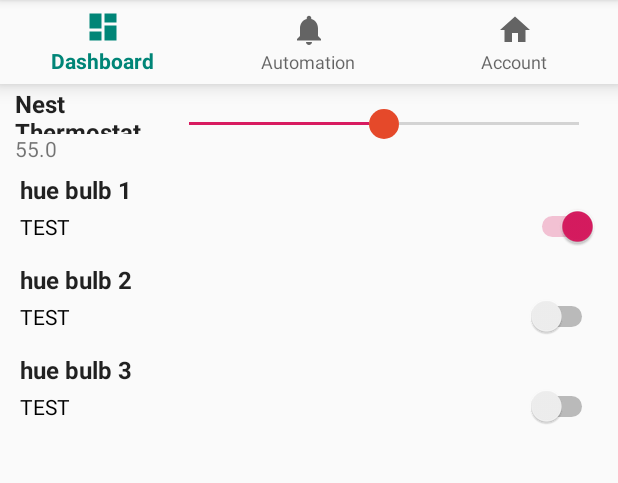
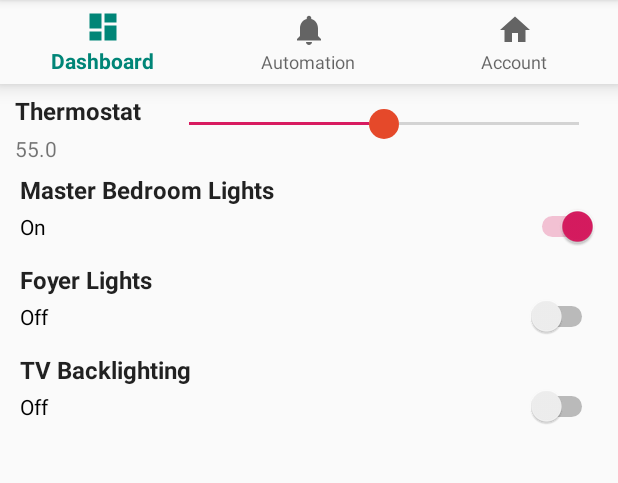
Before and after one commit to unimata/MyHomeHub, an Android app: the screen it shows after launch (MainActivity), in the options menu, after a tap on "Edit Device Order", on a phone screen of 412 x 824 dp, the part 84-567 px from its top. Run offline under Robolectric (Android 15) with nearby library versions, the phone set to English and light mode, and no system bars.

Commit message:
Did some more work on the SliderControl and SwitchControl list item

```diff
--- a/app/build.gradle
+++ b/app/build.gradle
@@ -27,4 +27,5 @@ dependencies {
     androidTestImplementation 'com.android.support.test:runner:1.0.2'
     androidTestImplementation 'com.android.support.test.espresso:espresso-core:3.0.2'
     implementation 'com.android.support:recyclerview-v7:28.0.0'
+    implementation 'com.android.support:cardview-v7:28.0.0'
 }
--- a/app/src/main/java/com/homehub/dragan/myhomehub/ComplexRecyclerViewAdapter.java
+++ b/app/src/main/java/com/homehub/dragan/myhomehub/ComplexRecyclerViewAdapter.java
@@ -147,6 +147,7 @@ public class ComplexRecyclerViewAdapter extends RecyclerView.Adapter<RecyclerVie
         SwitchBasedControl device = (SwitchBasedControl) items.get(position);
         if (device != null) {
             vh3.getLabel1().setText(device.getLinkedDeviceId());
+            //vh3.getControl().setText(Boolean.toString(device.getSwitchState()));
         }
 
         boolean state = device.getSwitchState();
@@ -161,6 +162,7 @@ public class ComplexRecyclerViewAdapter extends RecyclerView.Adapter<RecyclerVie
             vh3.getLabel1().setText(device.getLinkedDeviceId());
             //vh3.getSeekBar(device.getSlider());
             vh3.getValue().setText(Double.toString(device.getProgress()));// setCurrentValue(57);
+            vh3.setCurrentValue(device.getProgress());
         }
     }
 
--- a/app/src/main/java/com/homehub/dragan/myhomehub/MainActivity.java
+++ b/app/src/main/java/com/homehub/dragan/myhomehub/MainActivity.java
@@ -2,6 +2,7 @@ package com.homehub.dragan.myhomehub;
 
 import android.content.Context;
 import android.content.Intent;
+import android.media.MediaPlayer;
 import android.os.Bundle;
 import android.support.design.widget.BottomNavigationView;
 import android.support.v7.app.AppCompatActivity;
@@ -18,6 +19,7 @@ import java.util.ArrayList;
 
 public class MainActivity extends AppCompatActivity {
 
+    private MediaPlayer mPlayer;
     private Context mContext;
     private RecyclerView recyclerView;
     private TextView mTextMessage;
@@ -26,11 +28,10 @@ public class MainActivity extends AppCompatActivity {
         ArrayList<Object> items = new ArrayList<>();
 
         //items.add(new User("Dany Targaryen", "Valyria"));
-        items.add(new SliderBasedControl("Nest Thermostat",23));
-        items.add(new SwitchBasedControl("hue bulb 1", true));
-        //items.add(new User("Rob Stark", "Winterfell"));
-        items.add(new SwitchBasedControl("hue bulb 2", false));
-        items.add(new SwitchBasedControl("hue bulb 3", false));
+        items.add(new SliderBasedControl("Thermostat",23));
+        items.add(new SwitchBasedControl("Master Bedroom Lights", true));
+        items.add(new SwitchBasedControl("Foyer Lights", false));
+        items.add(new SwitchBasedControl("TV Backlighting", false));
 
         //items.add("image");
         //items.add(new User("Jon Snow", "Castle Black"));
--- a/app/src/main/java/com/homehub/dragan/myhomehub/SliderControlViewHolder.java
+++ b/app/src/main/java/com/homehub/dragan/myhomehub/SliderControlViewHolder.java
@@ -22,7 +22,7 @@ public class SliderControlViewHolder extends RecyclerView.ViewHolder {
         setValue.setOnSeekBarChangeListener(new SeekBar.OnSeekBarChangeListener() {
             @Override
             public void onProgressChanged(SeekBar seekBar, int progress, boolean fromUser) {
-                setCurrentValue(progress);
+                setCurrentValue(Math.round(progress));
             }
             @Override
             public void onStartTrackingTouch(SeekBar seekBar) {
@@ -33,8 +33,8 @@ public class SliderControlViewHolder extends RecyclerView.ViewHolder {
         });
     }
 
-    public void setSeekBar(SeekBar s){
-        setValue = s;
+    public void setSeekBar(float s){
+        setValue.setProgress(Math.round(s));
     }
 
 
@@ -46,8 +46,10 @@ public class SliderControlViewHolder extends RecyclerView.ViewHolder {
     public TextView getValue() {
         return CurrentValue;
     }
+
     public void setCurrentValue(float f){
         CurrentValue.setText(Float.toString(f));
+        setSeekBar(f);
     }
 
     public void setValue(SeekBar setValue) {
--- a/app/src/main/java/com/homehub/dragan/myhomehub/SwitchBasedControl.java
+++ b/app/src/main/java/com/homehub/dragan/myhomehub/SwitchBasedControl.java
@@ -1,11 +1,11 @@
 package com.homehub.dragan.myhomehub;
 
-import android.widget.Switch;
 
 public class SwitchBasedControl {
 
     private String LinkedDeviceId;
     private boolean SwitchState;
+
 
 
     public SwitchBasedControl(String deviceId, boolean state){
--- a/app/src/main/java/com/homehub/dragan/myhomehub/SwitchControlViewHolder.java
+++ b/app/src/main/java/com/homehub/dragan/myhomehub/SwitchControlViewHolder.java
@@ -10,12 +10,26 @@ public class SwitchControlViewHolder extends RecyclerView.ViewHolder {
 
     private TextView label1;
     private Switch control;
+    private boolean State;
 
     public SwitchControlViewHolder(View v) {
         super(v);
         label1 = (TextView) v.findViewById(R.id.text1);
         control = (Switch) v.findViewById(R.id.switch1);
 
+        control.setOnClickListener(new View.OnClickListener() {
+            @Override
+            public void onClick(View v) {
+                if(!State) {
+                    control.setChecked(true);
+                    setControl(true);
+                }
+                else if (State){
+                    control.setChecked(false);
+                    setControl(false);
+                }
+            }
+        });
 
     }
 
@@ -36,11 +50,14 @@ public class SwitchControlViewHolder extends RecyclerView.ViewHolder {
     }
 
     public void setControl(boolean state) {
+        State = state;
         if(state==true){
             control.setChecked(true);
+            control.setText("On");
         }
         else{
             control.setChecked(false);
+            control.setText("Off");
         }
     }
 }
```
Also changed, not shown: app/src/main/res/layout/layout_viewholder1.xml (+5 -3 lines).
